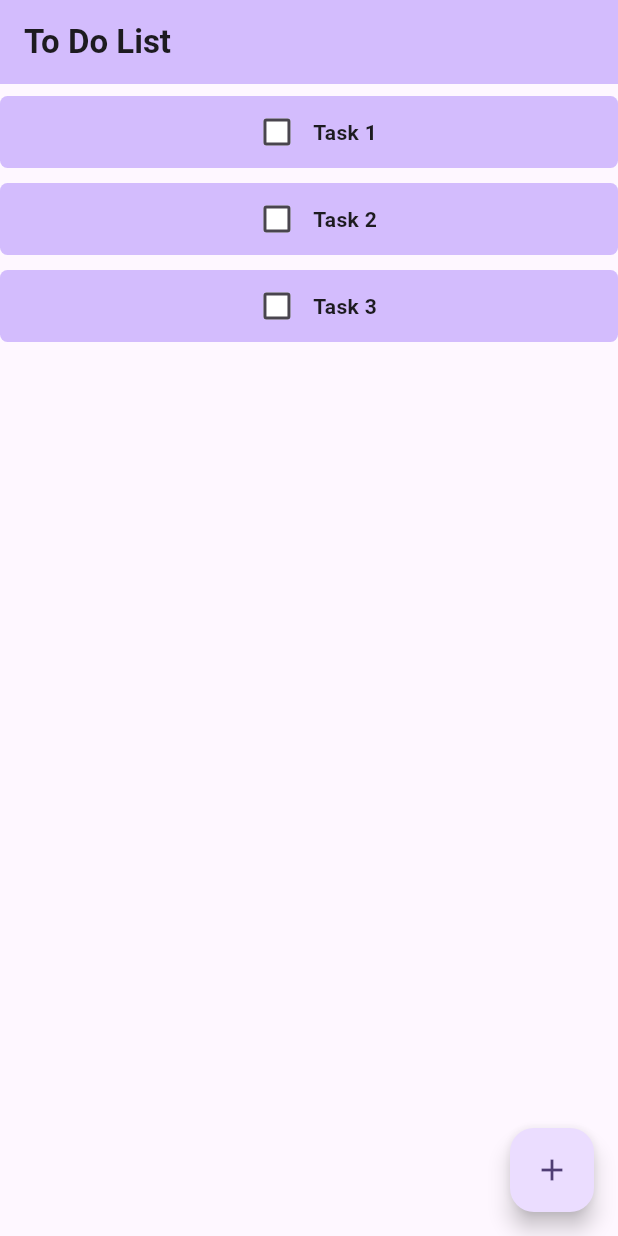
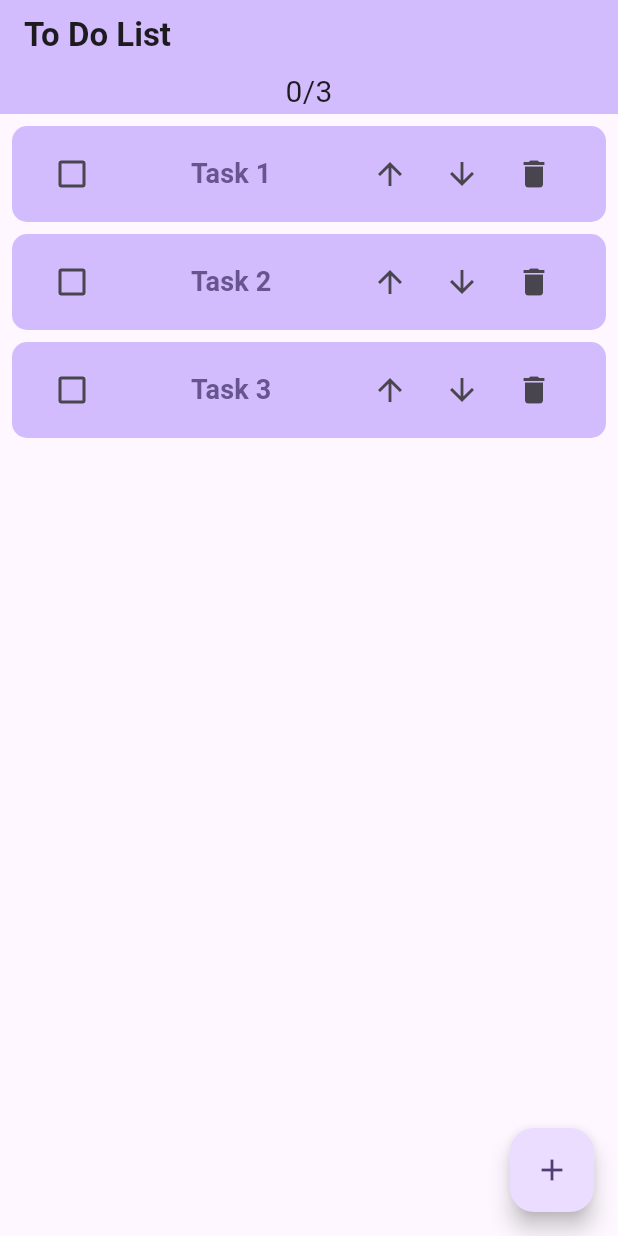
Before and after one commit to TanKhoa1709/to-do-list-app, a Flutter app: the screen it shows after launch, on a phone screen of 412 x 824 dp. Run offline on Flutter 3.47's test engine with Material 3 defaults, Android fonts, the phone set to English and light mode, and no system bars.

Commit message:
i think it done :))

```diff
--- a/lib/main.dart
+++ b/lib/main.dart
@@ -1,5 +1,6 @@
 import 'package:flutter/material.dart';
-import 'package:to_do_list_app/widgets/task_row_widget.dart';
+
+import 'my_home_page_screen.dart';
 
 void main() {
   runApp(const MyApp());
@@ -21,44 +22,3 @@ class MyApp extends StatelessWidget {
     );
   }
 }
-
-class MyHomePage extends StatefulWidget {
-  const MyHomePage({super.key, required this.title});
-
-  final String title;
-
-  @override
-  State<MyHomePage> createState() => _MyHomePageState();
-}
-
-class _MyHomePageState extends State<MyHomePage> {
-  List<String> tasks = ['Task 1', 'Task 2', 'Task 3'];
-
-  void addTask() {
-    setState(() {
-      tasks.add('Empty Task');
-    });
-  }
-
-  @override
-  Widget build(BuildContext context) {
-    return Scaffold(
-      appBar: AppBar(
-        backgroundColor: Theme.of(context).colorScheme.inversePrimary,
-        title: Text(
-          widget.title,
-          style: const TextStyle(fontWeight: FontWeight.bold),
-        ),
-      ),
-      body: Center(
-        child: ListView(
-          children: tasks.map((task) => TaskRow(taskName: task)).toList(),
-        ),
-      ),
-      floatingActionButton: FloatingActionButton(
-        onPressed: addTask,
-        child: const Icon(Icons.add),
-      ),
-    );
-  }
-}
--- /dev/null
+++ b/lib/my_home_page_screen.dart
@@ -0,0 +1,164 @@
+import 'package:flutter/material.dart';
+
+class MyHomePage extends StatefulWidget {
+  const MyHomePage({super.key, required this.title});
+
+  final String title;
+
+  @override
+  State<MyHomePage> createState() => _MyHomePageState();
+}
+
+class _MyHomePageState extends State<MyHomePage> {
+  List<String> tasks = ['Task 1', 'Task 2', 'Task 3'];
+  List<bool> taskIsChecked = [false, false, false];
+  int countTaskCheckedVar = 0;
+
+  void countTaskChecked() {
+    int count = 0;
+    for (var element in taskIsChecked) {
+      if (element == true) {
+        ++count;
+      }
+    }
+    countTaskCheckedVar = count;
+  }
+
+  void addTask() {
+    setState(() {
+      tasks.add('Empty Task');
+      taskIsChecked.add(false);
+    });
+  }
+
+  void deleteTask(int index) {
+    setState(() {
+      tasks.removeAt(index);
+    });
+  }
+
+  void editTask(int index) {
+    TextEditingController textEditingController =
+        TextEditingController(text: tasks[index]);
+
+    showDialog(
+      context: context,
+      builder: (context) {
+        return AlertDialog(
+          title: const Text('Chỉnh sửa nội dung'),
+          content: TextField(
+            controller: textEditingController,
+            decoration: const InputDecoration(hintText: 'Nhập nội dung mới'),
+          ),
+          actions: [
+            TextButton(
+              onPressed: () => Navigator.pop(context),
+              child: const Text('Hủy'),
+            ),
+            TextButton(
+              onPressed: () {
+                setState(() {
+                  tasks[index] = textEditingController.text;
+                });
+                Navigator.pop(context);
+              },
+              child: const Text('Lưu'),
+            ),
+          ],
+        );
+      },
+    );
+  }
+
+  void pushTaskUp(int index) {
+    setState(() {
+      String tmp = tasks[index - 1];
+      tasks[index - 1] = tasks[index];
+      tasks[index] = tmp;
+    });
+  }
+
+  void pushTaskDown(int index) {
+    setState(() {
+      String tmp = tasks[index + 1];
+      tasks[index + 1] = tasks[index];
+      tasks[index] = tmp;
+    });
+  }
+
+  @override
+  Widget build(BuildContext context) {
+    return Scaffold(
+      appBar: AppBar(
+        backgroundColor: Theme.of(context).colorScheme.inversePrimary,
+        title: Text(
+          widget.title,
+          style: const TextStyle(fontWeight: FontWeight.bold),
+        ),
+        bottom: PreferredSize(
+          preferredSize: const Size.fromHeight(20),
+          child: Text(
+            '$countTaskCheckedVar/${taskIsChecked.length}',
+            style: const TextStyle(fontSize: 20),
+          ),
+        ),
+      ),
+      body: Center(
+        child: ListView.separated(
+          padding: const EdgeInsets.all(8),
+          separatorBuilder: (context, index) => const SizedBox(height: 8),
+          itemCount: tasks.length,
+          itemBuilder: (context, index) {
+            return ListTile(
+              tileColor: Theme.of(context).colorScheme.inversePrimary,
+              shape: RoundedRectangleBorder(
+                borderRadius: BorderRadius.circular(10.0),
+              ),
+              leading: Checkbox(
+                checkColor: Colors.white,
+                value: taskIsChecked[index],
+                onChanged: (bool? value) {
+                  setState(() {
+                    taskIsChecked[index] = value!;
+                    countTaskChecked();
+                  });
+                },
+              ),
+              title: TextButton(
+                onPressed: () => editTask(index),
+                child: Text(
+                  tasks[index],
+                  style: const TextStyle(
+                    fontWeight: FontWeight.bold,
+                    fontSize: 18,
+                  ),
+                ),
+              ),
+              trailing: Row(
+                mainAxisSize: MainAxisSize.min,
+                children: [
+                  IconButton(
+                    onPressed: () => pushTaskUp(index),
+                    icon: const Icon(Icons.arrow_upward),
+                  ),
+                  IconButton(
+                    onPressed: () => pushTaskDown(index),
+                    icon: const Icon(Icons.arrow_downward),
+                  ),
+                  IconButton(
+                    icon: const Icon(Icons.delete),
+                    onPressed: () => deleteTask(index),
+                  ),
+                ],
+              ),
+            );
+          },
+        ),
+      ),
+      floatingActionButton: FloatingActionButton(
+        onPressed: addTask,
+        child: const Icon(Icons.add),
+      ),
+    );
+  }
+}
--- a/lib/widgets/check_box_widget.dart
+++ /dev/null
@@ -1,38 +0,0 @@
-import 'package:flutter/material.dart';
-
-class MyCheckbox extends StatefulWidget {
-  const MyCheckbox({super.key});
-
-  @override
-  State<MyCheckbox> createState() => _MyCheckboxState();
-}
-
-class _MyCheckboxState extends State<MyCheckbox> {
-  bool isChecked = false;
-
-  @override
-  Widget build(BuildContext context) {
-    Color getColor(Set<WidgetState> states) {
-      const Set<WidgetState> interactiveStates = <WidgetState>{
-        WidgetState.pressed,
-        WidgetState.hovered,
-        WidgetState.focused,
-      };
-      if (states.any(interactiveStates.contains)) {
-        return Colors.blue;
-      }
-      return Colors.white;  //always return this
-    }
-
-    return Checkbox(
-      checkColor: Colors.black,
-      fillColor: WidgetStateProperty.resolveWith(getColor),
-      value: isChecked,
-      onChanged: (bool? value) {
-        setState(() {
-          isChecked = value!;
-        });
-      },
-    );
-  }
-}
--- a/lib/widgets/task_row_widget.dart
+++ /dev/null
@@ -1,34 +0,0 @@
-import 'package:flutter/material.dart';
-
-import 'check_box_widget.dart';
-
-class TaskRow extends StatefulWidget {
-  const TaskRow({super.key, required this.taskName});
-
-  final String taskName;
-
-  @override
-  State<TaskRow> createState() => _TaskRowState();
-}
-
-class _TaskRowState extends State<TaskRow> {
-  @override
-  Widget build(BuildContext context) {
-    return Container(
-      margin: const EdgeInsets.fromLTRB(0, 8, 0, 2),
-      decoration: BoxDecoration(
-          borderRadius: BorderRadius.circular(5),
-          color: Theme.of(context).colorScheme.inversePrimary),
-      child: Row(
-        mainAxisAlignment: MainAxisAlignment.center,
-        children: [
-          const MyCheckbox(),
-          Text(
-            widget.taskName,
-            style: const TextStyle(fontWeight: FontWeight.bold),
-          ),
-        ],
-      ),
-    );
-  }
-}
```
